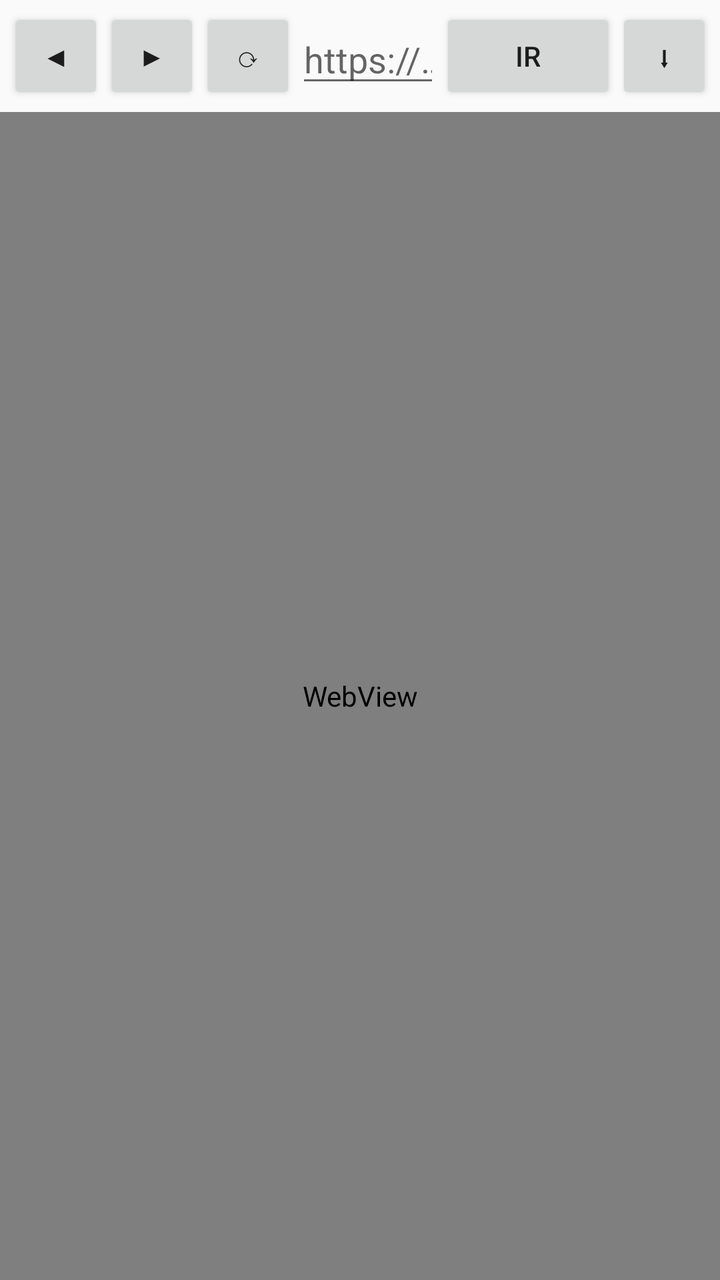
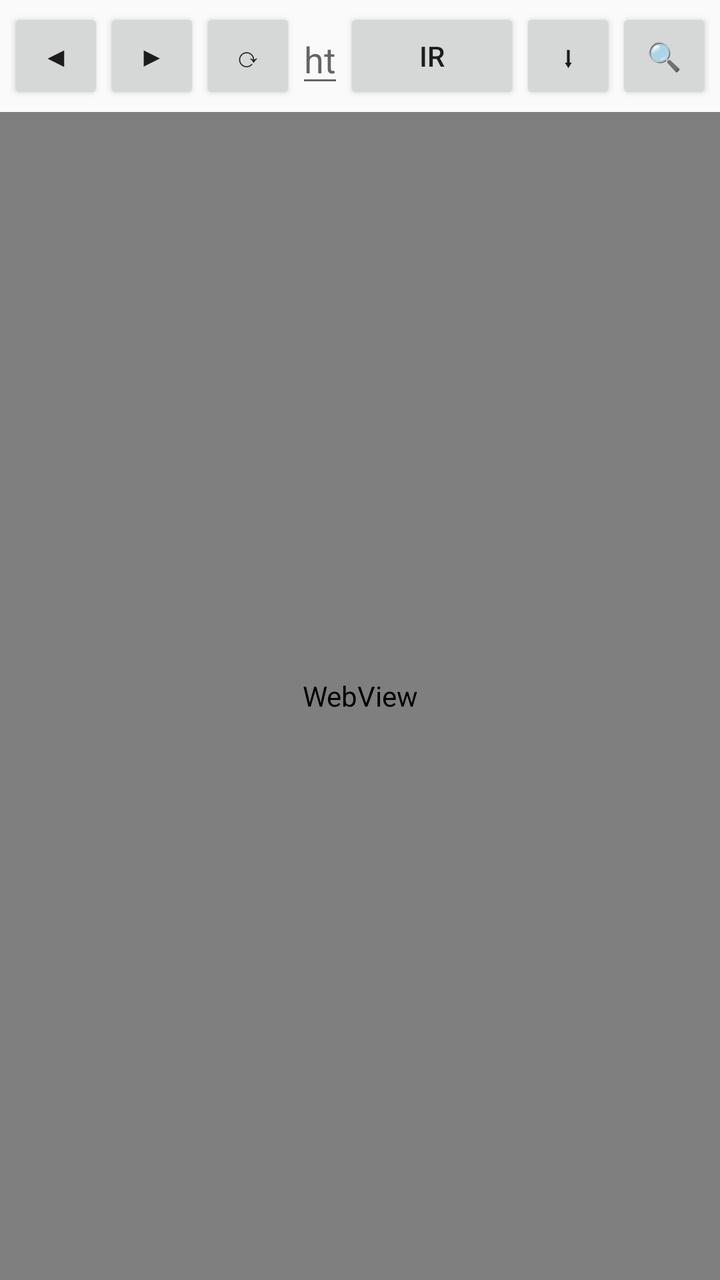

Before-and-after screenshots of an Android layout around one commit, followed by the original layout XML and the change that was made.
<!-- AndroidManifest.xml: application theme android:Theme.Material.Light.NoActionBar -->
<!-- res/layout/activity_browser.xml -->
<?xml version="1.0" encoding="utf-8"?>
<LinearLayout xmlns:android="http://schemas.android.com/apk/res/android"
    android:layout_width="match_parent"
    android:layout_height="match_parent"
    android:orientation="vertical">

    <LinearLayout
        android:layout_width="match_parent"
        android:layout_height="wrap_content"
        android:orientation="horizontal"
        android:gravity="center_vertical"
        android:padding="4dp">

        <Button
            android:id="@+id/btnBack"
            android:layout_width="wrap_content"
            android:layout_height="wrap_content"
            android:text="◀"
            android:minWidth="48dp" />

        <Button
            android:id="@+id/btnForward"
            android:layout_width="wrap_content"
            android:layout_height="wrap_content"
            android:text="▶"
            android:minWidth="48dp" />

        <Button
            android:id="@+id/btnReload"
            android:layout_width="wrap_content"
            android:layout_height="wrap_content"
            android:text="⟳"
            android:minWidth="48dp" />

        <EditText
            android:id="@+id/urlBar"
            android:layout_width="0dp"
            android:layout_height="wrap_content"
            android:layout_weight="1"
            android:hint="https://…"
            android:inputType="textUri"
            android:singleLine="true" />

        <Button
            android:id="@+id/btnGo"
            android:layout_width="wrap_content"
            android:layout_height="wrap_content"
            android:text="@string/go" />

        <Button
            android:id="@+id/btnDownloads"
            android:layout_width="wrap_content"
            android:layout_height="wrap_content"
            android:text="⬇"
            android:minWidth="48dp" />
    </LinearLayout>

    <ProgressBar
        android:id="@+id/pageProgress"
        style="?android:attr/progressBarStyleHorizontal"
        android:layout_width="match_parent"
        android:layout_height="4dp"
        android:max="100"
        android:visibility="gone" />

    <WebView
        android:id="@+id/webView"
        android:layout_width="match_parent"
        android:layout_height="0dp"
        android:layout_weight="1" />
</LinearLayout>
<!-- resources referenced by this layout -->
<resources>
  <string name="go">Ir</string>
</resources>

<!-- the commit's change to res/layout/activity_browser.xml (unified diff, before → after) -->
@@ -53,6 +53,13 @@
             android:layout_height="wrap_content"
             android:text="⬇"
             android:minWidth="48dp" />
+
+        <Button
+            android:id="@+id/btnResolve"
+            android:layout_width="wrap_content"
+            android:layout_height="wrap_content"
+            android:text="🔍"
+            android:minWidth="48dp" />
     </LinearLayout>
 
     <ProgressBar
@@ -63,6 +70,18 @@
         android:max="100"
         android:visibility="gone" />
 
+    
+    <TextView
+        android:id="@+id/sniffBanner"
+        android:layout_width="match_parent"
+        android:layout_height="wrap_content"
+        android:background="#1B5E20"
+        android:textColor="#FFFFFF"
+        android:padding="10dp"
+        android:visibility="gone"
+        android:clickable="true"
+        android:focusable="true" />
+
     <WebView
         android:id="@+id/webView"
         android:layout_width="match_parent"
